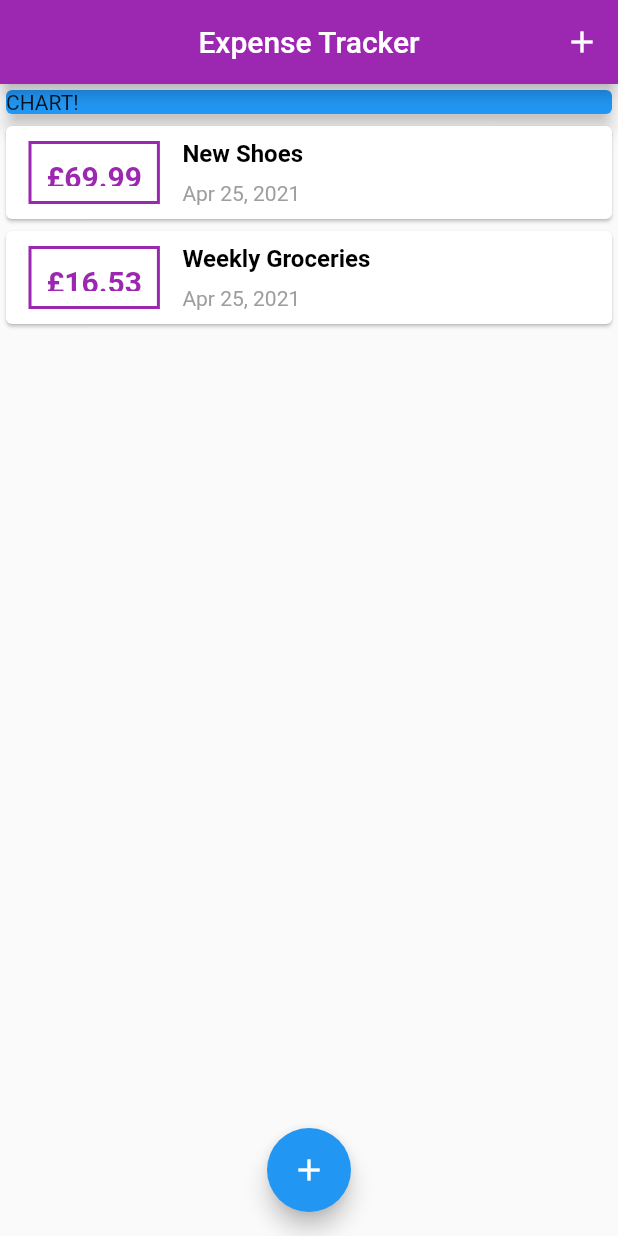
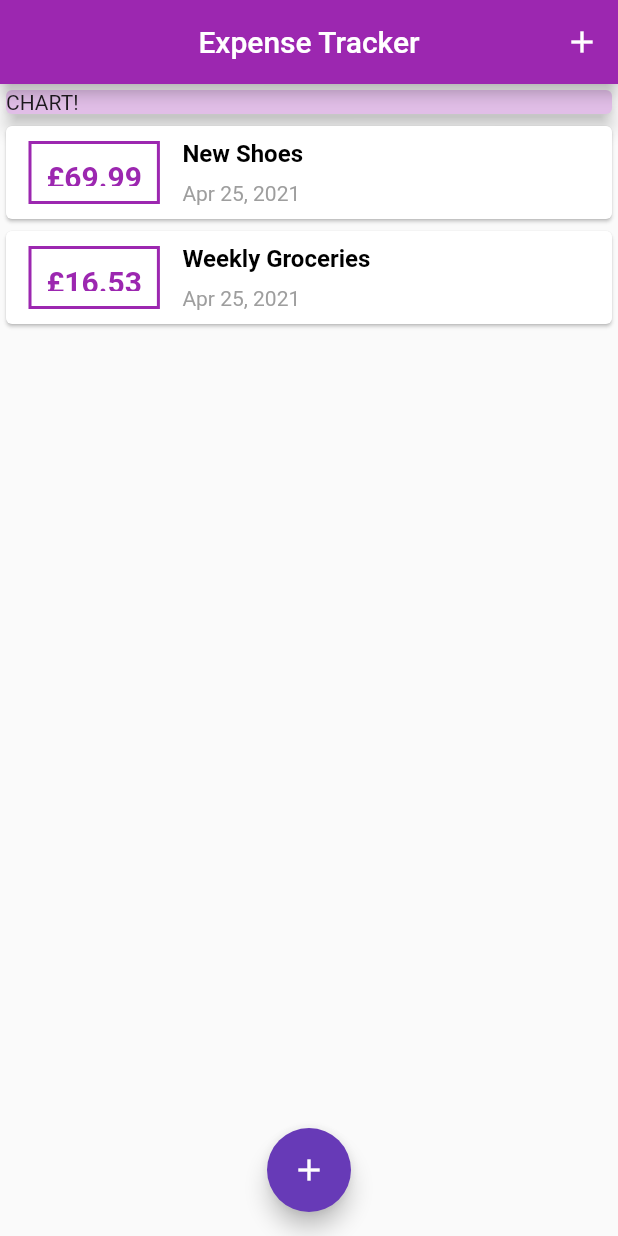
Before and after one commit to aroran1/expense_tracker_app, a Flutter app: the screen it shows after launch, on a phone screen of 412 x 824 dp. Run offline on Flutter 3.47's test engine with Material 2 defaults, Android fonts, the phone set to English and light mode, and no system bars.

Commit message:
added color theme

```diff
--- a/lib/main.dart
+++ b/lib/main.dart
@@ -32,8 +32,8 @@ class _MyAppState extends State<MyApp> {
           // or simply save your changes to "hot reload" in a Flutter IDE).
           // Notice that the counter didn't reset back to zero; the application
           // is not restarted.
-        primarySwatch: Colors.blue,
-      ),
+          primarySwatch: Colors.purple,
+          accentColor: Colors.deepPurple),
       // home: MyHomePage(title: 'Flutter Demo Home Page'),
       home: MyHomePage(),
     );
@@ -92,7 +92,6 @@ class _MyHomePageState extends State<MyHomePage> {
     return Scaffold(
       appBar: AppBar(
         title: Text('Expense Tracker'),
-        backgroundColor: Colors.purple,
         centerTitle: true,
         actions: <Widget>[
           IconButton(
@@ -110,7 +109,7 @@ class _MyHomePageState extends State<MyHomePage> {
           Container(
             width: double.infinity,
             child: Card(
-              color: Colors.blue,
+              color: Theme.of(context).primaryColorLight,
               child: Text('CHART!'),
               elevation: 5,
             ),
```
Lines whose indentation alone changed are shown as unchanged.
